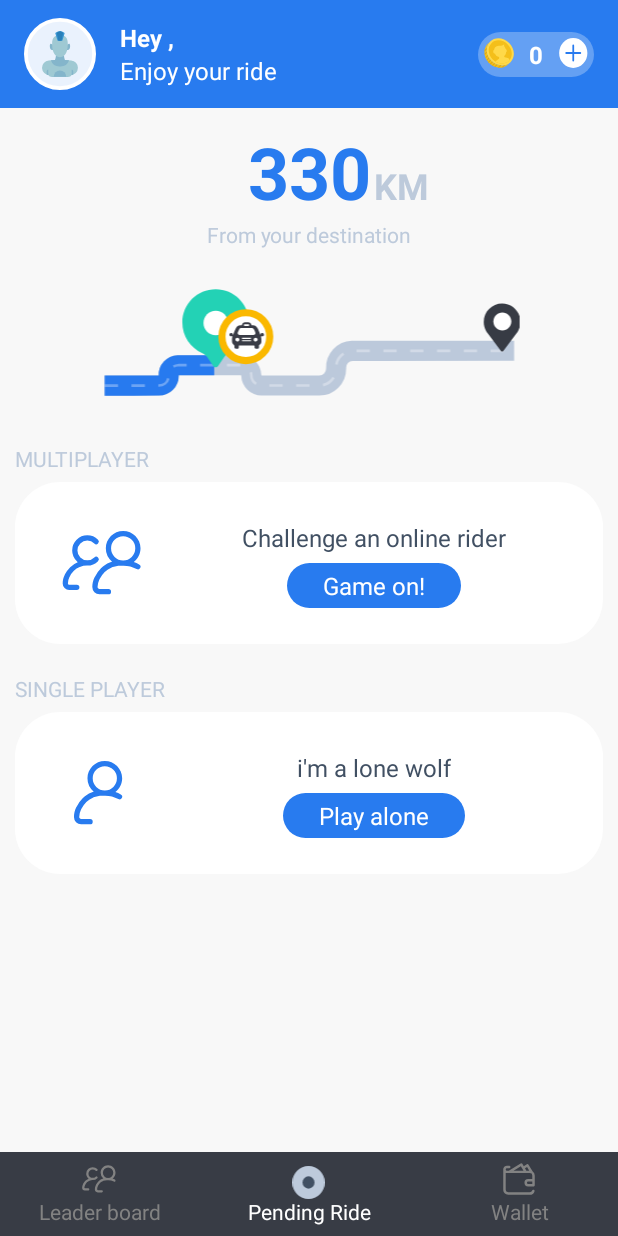
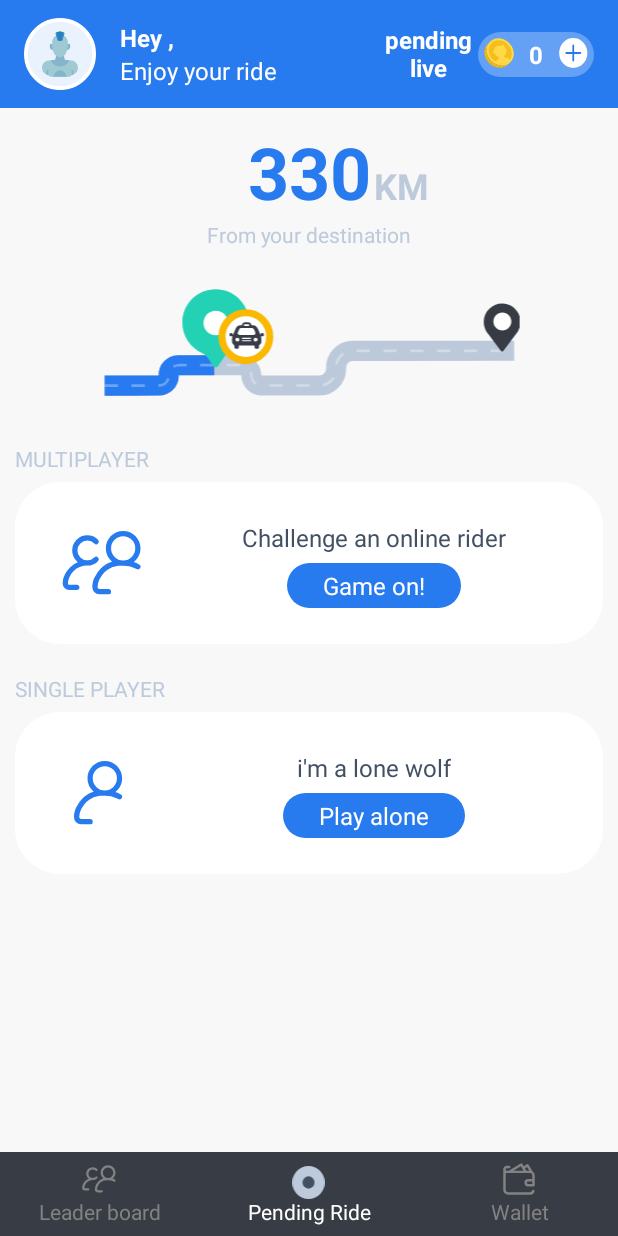
Before and after one commit to yamin-elmakis/SmartRide, an Android app: the LiveRideFragment screen opened through its navigation route, on a phone screen of 412 x 824 dp. Run offline under Robolectric (Android 15) with nearby library versions, the phone set to English and light mode, and no system bars; our stand-ins replace Firebase (no records; nobody signed in at launch, a user with empty details on screens opened directly), RxJava; libraries missing offline, so code that uses them is left out: lib.yamin.easylog; 6 statements that could not run were skipped.

Commit message:
add ability to update firebase start ride time from the toolbar

```diff
--- a/app/src/main/java/com/example/smartride/screens/home/PendingRideFragment.kt
+++ b/app/src/main/java/com/example/smartride/screens/home/PendingRideFragment.kt
@@ -1,15 +1,22 @@
 package com.example.smartride.screens.home
 
 import android.animation.ValueAnimator
+import android.content.Context
 import android.os.Bundle
 import android.view.LayoutInflater
 import android.view.View
 import android.view.ViewGroup
+import androidx.lifecycle.Observer
+import androidx.lifecycle.ViewModelProviders
 import androidx.navigation.fragment.NavHostFragment
 import com.example.smartride.R
 import com.example.smartride.base.BaseFragment
 import com.example.smartride.base.IBottomNavigation
 import com.example.smartride.screens.main.MainActivity
+import com.example.smartride.screens.trivia.RideState
+import com.example.smartride.screens.trivia.TriviaViewModel
+import com.example.smartride.screens.trivia.TriviaViewModelFactory
+import com.example.smartride.utils.changed
 import com.example.smartride.widgets.TimeCounterView
 import com.google.firebase.auth.FirebaseAuth
 import com.google.firebase.database.*
@@ -23,12 +30,15 @@ class PendingRideFragment : BaseFragment(), TimeCounterView.TimerCallbacks, Valu
 
     private var animator: ValueAnimator? = null
     private var timestampReference: DatabaseReference? = null
-
-    companion object {
-        private var timestampMillis: Long? = null
-    }
+    private lateinit var triviaVM: TriviaViewModel
+    var lastState: RideState = RideState(-1, -1, -1, 0)
 
     override fun displayToolBar() = false
+
+    override fun onAttach(context: Context) {
+        super.onAttach(context)
+        triviaVM = ViewModelProviders.of(requireActivity(), TriviaViewModelFactory()).get(TriviaViewModel::class.java)
+    }
 
     override fun onCreateView(inflater: LayoutInflater, container: ViewGroup?, savedInstanceState: Bundle?): View? {
         return inflater.inflate(R.layout.fragment_home, container, false)
@@ -42,17 +52,25 @@ class PendingRideFragment : BaseFragment(), TimeCounterView.TimerCallbacks, Valu
         timestampReference = FirebaseDatabase.getInstance().getReference("nextTaxi/timestamp")
         timestampReference?.addValueEventListener(this)
 
-        timestampMillis?.let {
-            startTimer(it)
-        }
+        triviaVM.rideData.observe(this, Observer {
+            handleState(it)
+        })
 
         val disposable = MainActivity.userScore.subscribe({
             userScore.text = it.toString()
         },{
-
+            EasyLog.e("userScore error: $it")
         })
 
         compositeDisposable.add(disposable)
+    }
+
+    private fun handleState(state: RideState) {
+        state.changed(lastState, { startRideTime }, action = {
+            startTimer(it)
+        })
+
+        lastState = state
     }
 
     private fun startTimer(millis: Long) {
@@ -69,8 +87,6 @@ class PendingRideFragment : BaseFragment(), TimeCounterView.TimerCallbacks, Valu
         }
         pendingLottieRoute.imageAssetsFolder = "assets/";
         pendingLottieRoute.setAnimation("on_the_way.json")
-//        pendingLottieRoute.repeatCount = 0
-//        pendingLottieRoute.playAnimation()
 
         if (duration > 0) {
             animator = ValueAnimator.ofFloat(0f, 1f)
@@ -99,15 +115,15 @@ class PendingRideFragment : BaseFragment(), TimeCounterView.TimerCallbacks, Valu
     }
 
     private fun checkIfDone(time: Long): Boolean {
-
-        if (time <= 0) {
+        EasyLog.d("ifDone: $time, ${(time <= 0)}")
+        return if (time <= 0) {
             (activity as? IBottomNavigation)?.setRideLiveState(true)
             val navController = NavHostFragment.findNavController(this)
             navController.navigate(R.id.action_pendingRideFragment_to_liveRideFragment)
-            return true
+            true
         } else {
             (activity as? IBottomNavigation)?.setRideLiveState(false)
-            return false
+            false
         }
     }
 
@@ -124,17 +140,18 @@ class PendingRideFragment : BaseFragment(), TimeCounterView.TimerCallbacks, Valu
     }
 
     override fun onAnimationUpdate(animation: ValueAnimator?) {
-        EasyLog.d("TEST_ANIM Val: ${animation?.animatedValue} - View: $pendingLottieRoute")
+//        EasyLog.d("TEST_ANIM Val: ${animation?.animatedValue} - View: $pendingLottieRoute")
         pendingLottieRoute?.progress = animation?.animatedValue as Float
     }
 
     override fun onDataChange(dataSnapshot: DataSnapshot) {
         try {
             val timestamp = dataSnapshot.getValue(String::class.java)!!
-            timestampMillis = SimpleDateFormat("yyyy-MM-dd HH:mm:ss").parse(timestamp).time
-            startTimer(timestampMillis!!)
+            EasyLog.e("newTimestamp: $timestamp")
+            triviaVM.updateStartRideTime(SimpleDateFormat("yyyy-MM-dd HH:mm:ss").parse(timestamp).time)
         } catch (e: Exception) {
             EasyLog.e(e)
+            triviaVM.updateStartRideTime(System.currentTimeMillis() + 10*1000)
         }
     }
 
--- a/app/src/main/java/com/example/smartride/screens/login/phone/PhoneNumberFragment.kt
+++ b/app/src/main/java/com/example/smartride/screens/login/phone/PhoneNumberFragment.kt
@@ -31,7 +31,7 @@ class PhoneNumberFragment : Fragment() {
 
     companion object {
         private val TAG = PhoneNumberFragment::class.java.simpleName
-        private const val USER_NAME = "Joe"
+        private const val USER_NAME = "Yamin"
     }
 
     override fun onCreate(savedInstanceState: Bundle?) {
--- a/app/src/main/java/com/example/smartride/screens/trivia/TriviaFragment.kt
+++ b/app/src/main/java/com/example/smartride/screens/trivia/TriviaFragment.kt
@@ -21,10 +21,11 @@ import lib.yamin.easylog.EasyLog
 class TriviaFragment : BaseFragment() {
 
     private lateinit var triviaVM: TriviaViewModel
-    override fun toolBarMode() = MainToolBar.ToolBarMode.BACK
     var lastState: TriviaState = TriviaState(
         question = TriviaModel.Question(-1, "", false, listOf()),
         hasHalf = true, hasPlusFive = true)
+
+    override fun toolBarMode() = MainToolBar.ToolBarMode.BACK
 
     override fun onAttach(context: Context) {
         super.onAttach(context)
--- a/app/src/main/java/com/example/smartride/screens/trivia/TriviaViewModel.kt
+++ b/app/src/main/java/com/example/smartride/screens/trivia/TriviaViewModel.kt
@@ -129,11 +129,16 @@ class TriviaViewModel : ViewModel(), ValueEventListener {
         }
     }
 
+    fun updateStartRideTime(startRideTime: Long) {
+        rideData.value?.let {
+            rideData.postValue(it.copy(startRideTime = startRideTime))
+        }
+    }
+
     override fun onDataChange(dataSnapshot: DataSnapshot) {
         questions.clear()
         try {
             dataSnapshot.children.forEachIndexed { index, dataSnapshot ->
-                //                EasyLog.d("Ques: $it")
                 val question = dataSnapshot.child("q").value as String
                 val answers = mutableListOf<TriviaModel.Answer>()
 
@@ -143,10 +148,8 @@ class TriviaViewModel : ViewModel(), ValueEventListener {
 
                     answers.add(TriviaModel.Answer(answer, isCorrect))
                 }
-                EasyLog.e("answers: ${answers.toString()}")
                 questions.add(TriviaModel.Question((index + 1), question, false, answers))
             }
-            EasyLog.d("Ques Final List: $questions")
         } catch (e: Exception) {
             EasyLog.e(e)
         }
@@ -180,5 +183,6 @@ data class TriviaState(
 data class RideState(
     val currentStage: Int = 0,
     val rideDistance: Int = 450,
-    val distanceToDestination: Int = 340
+    val distanceToDestination: Int = 340,
+    val startRideTime: Long = 0
 )
--- a/app/src/main/java/com/example/smartride/widgets/BottomNavigation.kt
+++ b/app/src/main/java/com/example/smartride/widgets/BottomNavigation.kt
@@ -73,7 +73,6 @@ class BottomNavigation @JvmOverloads constructor(
     }
 
     fun setRideLiveState(isLive: Boolean) {
-        EasyLog.e("isLive: $isLive")
         if (isLive) {
             tabLive.imageAssetsFolder = "assets/";
             tabLive.setAnimation("live_ride.json")
--- a/app/src/main/java/com/example/smartride/widgets/MainToolBar.kt
+++ b/app/src/main/java/com/example/smartride/widgets/MainToolBar.kt
@@ -4,16 +4,31 @@ import android.content.Context
 import android.util.AttributeSet
 import android.view.MotionEvent
 import android.view.View
-import com.example.smartride.R
+import androidx.lifecycle.Observer
+import androidx.lifecycle.ViewModelProviders
 import com.example.smartride.base.IToolBar
 import com.example.smartride.screens.main.MainActivity
+import com.example.smartride.screens.trivia.RideState
+import com.example.smartride.screens.trivia.TriviaViewModel
+import com.example.smartride.screens.trivia.TriviaViewModelFactory
+import com.example.smartride.utils.changed
 import com.google.android.material.appbar.AppBarLayout
 import com.google.firebase.auth.FirebaseAuth
+import com.google.firebase.database.FirebaseDatabase
 import io.reactivex.disposables.CompositeDisposable
 import kotlinx.android.synthetic.main.toolbar_main.view.*
 import kotlinx.android.synthetic.main.view_user_score.view.*
+import lib.yamin.easylog.EasyLog
+import java.text.SimpleDateFormat
+import java.util.*
+
 
 class MainToolBar : AppBarLayout {
+
+    private lateinit var triviaVM: TriviaViewModel
+    var lastState: RideState = RideState(-1, -1, -1, -1)
+    private var lastStartRideTime: Long = 0
+    private val compositeDisposable = CompositeDisposable()
 
     constructor(context: Context) : super(context)
 
@@ -21,14 +36,17 @@ class MainToolBar : AppBarLayout {
 
     private var toolBarMode: ToolBarMode? = null
 
-    private val compositeDisposable = CompositeDisposable()
-
     override fun onAttachedToWindow() {
         super.onAttachedToWindow()
 
-        inflate(context, R.layout.toolbar_main, this)
+        inflate(context, com.example.smartride.R.layout.toolbar_main, this)
 
-        textTitle.text = context.getString(R.string.hi_user_toolbar, FirebaseAuth.getInstance().currentUser?.displayName ?: "User")
+        triviaVM =
+            ViewModelProviders.of(context as MainActivity, TriviaViewModelFactory()).get(TriviaViewModel::class.java)
+        textTitle.text = context.getString(
+            com.example.smartride.R.string.hi_user_toolbar,
+            FirebaseAuth.getInstance().currentUser?.displayName ?: "User"
+        )
 
         updateToolBarMode()
 
@@ -57,6 +75,31 @@ class MainToolBar : AppBarLayout {
             }
         }
 
+        triviaVM.rideData.observe(context as MainActivity, Observer {
+            handleRideState(it)
+        })
+
+        toolbarSwitchTime.setOnClickListener {
+            var updatedTime: Long =
+                if (System.currentTimeMillis() > lastStartRideTime) {
+                    1
+                } else {
+                    -1
+                }
+            EasyLog.e("toUpdate: $updatedTime")
+            updatedTime = System.currentTimeMillis() + updatedTime * 60 * 1000
+            EasyLog.e("updatedTime: $updatedTime")
+            triviaVM.updateStartRideTime(updatedTime)
+
+            val date = Date(updatedTime)
+            val formatter = SimpleDateFormat("yyyy-MM-dd HH:mm:ss")
+
+            val fireData = formatter.format(date)
+            EasyLog.e("fireData: $fireData")
+            FirebaseDatabase.getInstance().getReference("nextTaxi/timestamp").setValue(fireData)
+
+        }
+
         val disposable = MainActivity.userScore.subscribe({
             userScore.text = it.toString()
         },{
@@ -64,6 +107,14 @@ class MainToolBar : AppBarLayout {
         })
 
         compositeDisposable.add(disposable)
+    }
+
+    private fun handleRideState(state: RideState) {
+        state.changed(lastState, { startRideTime }, action = {
+            lastStartRideTime = it
+        })
+
+        lastState = state
     }
 
     fun updateUserScore(score: Int) {
--- a/app/src/main/res/layout/toolbar_main.xml
+++ b/app/src/main/res/layout/toolbar_main.xml
@@ -30,7 +30,7 @@
             android:layout_width="0dp"
             android:layout_height="wrap_content"
             app:layout_constraintStart_toEndOf="@id/imageUser"
-            app:layout_constraintEnd_toStartOf="@id/userScoreContainer"
+            app:layout_constraintEnd_toStartOf="@id/toolbarSwitchTime"
             app:layout_constraintTop_toTopOf="parent"
             app:layout_constraintBottom_toTopOf="@id/textSubTitle"
             android:singleLine="true"
@@ -73,17 +73,32 @@
             android:src="@drawable/ic_back"
             android:visibility="gone"/>
 
-        <FrameLayout
+        <TextView
+                android:id="@+id/toolbarSwitchTime"
+                android:layout_width="wrap_content"
+                android:layout_height="match_parent"
+                app:layout_constraintTop_toTopOf="parent"
+                app:layout_constraintBottom_toBottomOf="parent"
+                app:layout_constraintEnd_toStartOf="@+id/userScoreContainer"
+                android:stateListAnimator="@animator/raise"
+                android:clickable="true"
+                android:focusable="true"
+                android:gravity="center"
+                android:layout_marginEnd="4dp"
+                android:textSize="16sp"
+                android:textColor="@color/white"
+                android:textStyle="bold"
+                android:text="pending\nlive"/>
+
+        <include
                 android:id="@+id/userScoreContainer"
                 android:layout_width="wrap_content"
                 android:layout_height="wrap_content"
                 app:layout_constraintEnd_toEndOf="parent"
                 app:layout_constraintTop_toTopOf="parent"
                 app:layout_constraintBottom_toBottomOf="parent"
-            android:layout_marginEnd="16dp">
-            <include
+                android:layout_marginEnd="16dp"
                 layout="@layout/view_user_score"/>
-        </FrameLayout>
 
     </androidx.constraintlayout.widget.ConstraintLayout>
 
```
Also changed, not shown: app/src/main/java/com/example/smartride/screens/live/LiveRideFragment.kt (+0 -7 lines). Lines whose indentation alone changed are shown as unchanged.
